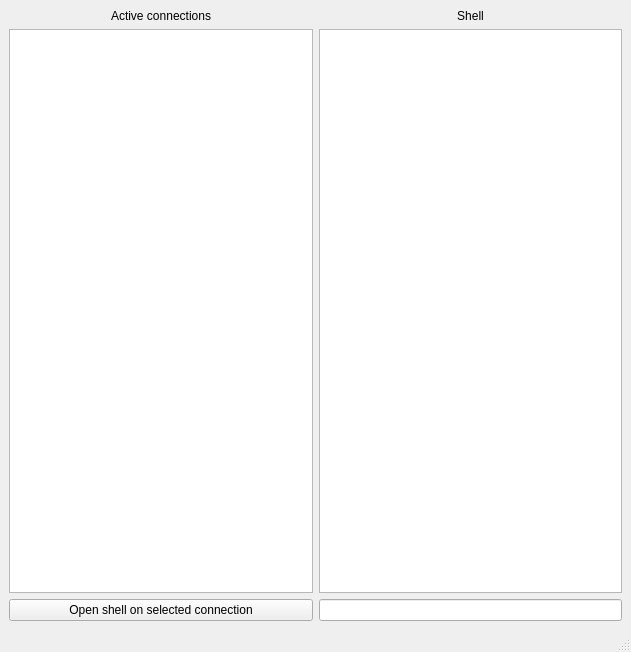
The window that server/mainwindow.ui (lucianjames/TorRemoteAccess) describes before a commit, drawn with Qt 5.
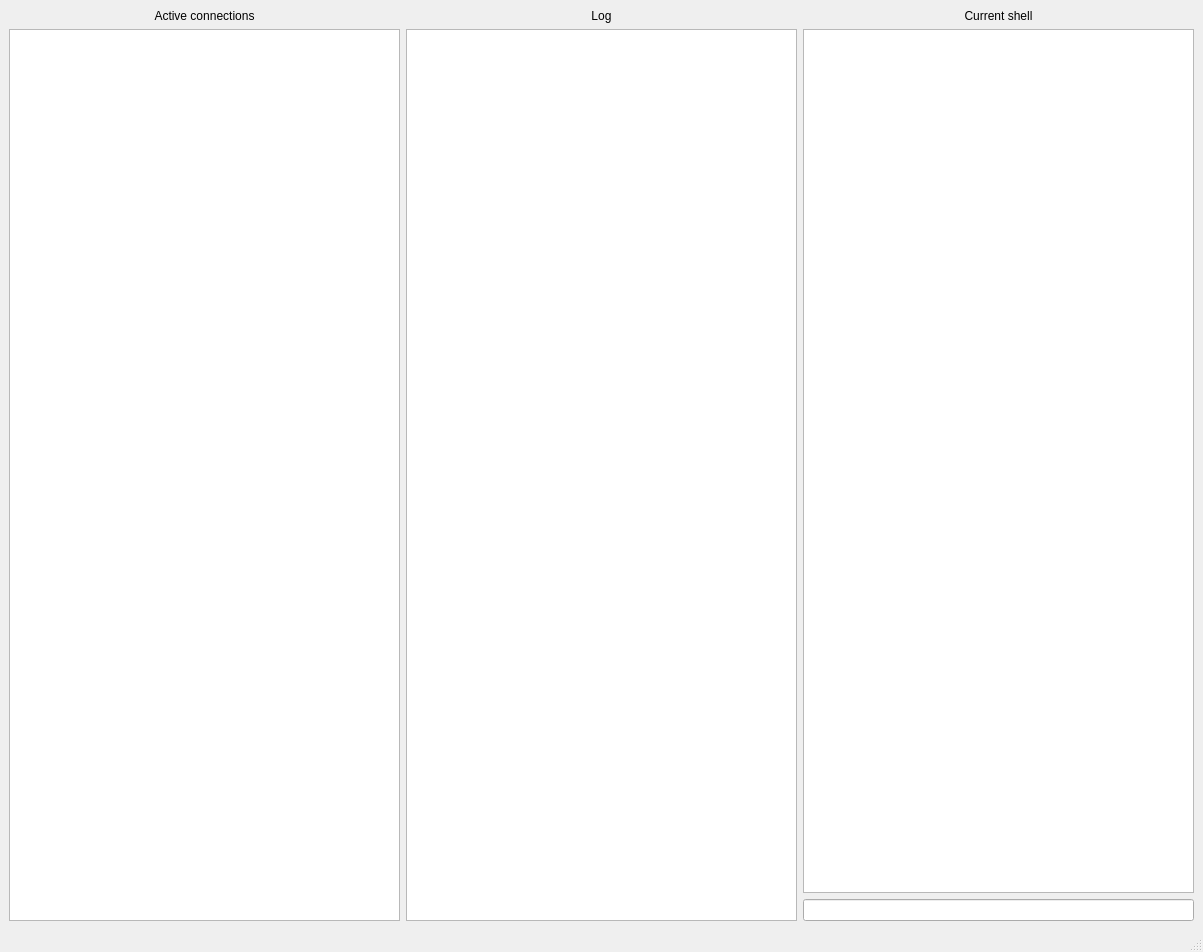
The same window after the commit.

Diff of the .ui file:
```diff
--- a/server/mainwindow.ui
+++ b/server/mainwindow.ui
@@ -6,8 +6,8 @@
    <rect>
     <x>0</x>
     <y>0</y>
-    <width>631</width>
-    <height>652</height>
+    <width>1203</width>
+    <height>952</height>
    </rect>
   </property>
   <property name="windowTitle">
@@ -30,21 +30,31 @@
       <item>
        <widget class="QListView" name="connectionsListView"/>
       </item>
-      <item>
-       <widget class="QPushButton" name="openShellButton">
-        <property name="text">
-         <string>Open shell on selected connection</string>
-        </property>
-       </widget>
-      </item>
      </layout>
     </item>
     <item>
      <layout class="QVBoxLayout" name="verticalLayout">
       <item>
+       <widget class="QLabel" name="logLabel">
+        <property name="text">
+         <string>Log</string>
+        </property>
+        <property name="alignment">
+         <set>Qt::AlignCenter</set>
+        </property>
+       </widget>
+      </item>
+      <item>
+       <widget class="QTextBrowser" name="logTextBrowser"/>
+      </item>
+     </layout>
+    </item>
+    <item>
+     <layout class="QVBoxLayout" name="verticalLayout_2">
+      <item>
        <widget class="QLabel" name="shellLabel">
         <property name="text">
-         <string>Shell</string>
+         <string>Current shell</string>
         </property>
         <property name="alignment">
          <set>Qt::AlignCenter</set>
@@ -55,7 +65,7 @@
        <widget class="QTextBrowser" name="shellTextBrowser"/>
       </item>
       <item>
-       <widget class="QLineEdit" name="commandInputLineEdit"/>
+       <widget class="QLineEdit" name="shellLineEdit"/>
       </item>
      </layout>
     </item>
```
Left out of the diff: 2 changed lines with no effect on the pictures.
